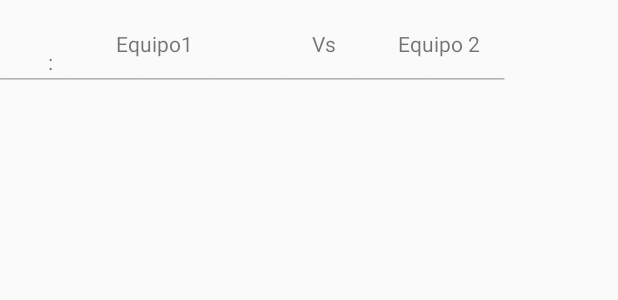
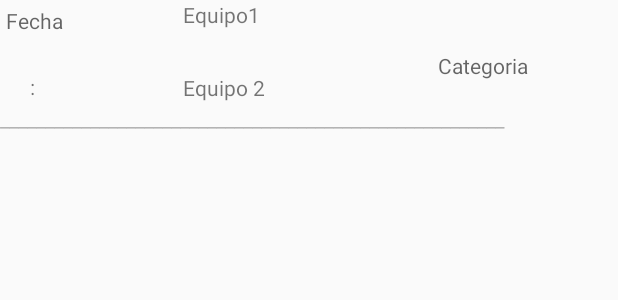
Before and after one commit to klebergue22/PulpoV1, an Android app: the layout partido_item_rv.xml on its own in the app's theme, with its tools: preview values and no code run, on a phone screen of 412 x 824 dp. Shown: the top 300 px of the screen. Run offline under Robolectric (Android 15) with nearby library versions, the phone set to English and light mode, and no system bars.

Commit message:
Se modifica las posiciones y se cambia los id de los componentes graficos del partido para que sea mas claro se elimina el metodo que se encontraba demas en el Singleton se cambia la fecha a formato dia mes año para guardar en la nueva estructura de la base se agrega la fecha y la categoria  al objeto partido

```diff
--- a/app/src/main/java/com/cmc/pulpov1/activities/TabsActivity.java
+++ b/app/src/main/java/com/cmc/pulpov1/activities/TabsActivity.java
@@ -112,7 +112,7 @@ public class TabsActivity extends AppCompatActivity {
 
 
     private void navNuevoEquipo() {
-        Intent intent = new Intent(this, CrearEquipoActivity.class);
+        Intent intent = new Intent(this, CalendarioActivity.class);
         startActivity(intent);
     }
 
--- a/app/src/main/java/com/cmc/pulpov1/fragments/PartidoFragment.java
+++ b/app/src/main/java/com/cmc/pulpov1/fragments/PartidoFragment.java
@@ -39,7 +39,7 @@ public class PartidoFragment extends Fragment {
     public void onViewCreated(View view, Bundle savedInstanceState) {
         super.onViewCreated(view, savedInstanceState);
         Date fecha=new Date();
-        p1=(new Partido("E1","E2","0","0","14","05","eq1_eq2"));
+       // p1=(new Partido("E1","E2","0","0","14","05","eq1_eq2"));
       //  partidos=new ArrayList<Partido>();
      //   partidos.add(p1);
       // PartidoRecyclerViewAdapter adapter =new PartidoRecyclerViewAdapter(PulpoSingleton.getInstance().getPartidos());
--- a/app/src/main/res/layout/activity_calendario.xml
+++ b/app/src/main/res/layout/activity_calendario.xml
@@ -159,7 +159,7 @@
         app:layout_constraintHorizontal_bias="0.5"
         app:layout_constraintStart_toStartOf="parent" />
 
-    <TextView
+    <EditText
         android:id="@+id/tvnumFecha"
         android:layout_width="wrap_content"
         android:layout_height="wrap_content"
--- a/app/src/main/res/layout/partido_item_rv.xml
+++ b/app/src/main/res/layout/partido_item_rv.xml
@@ -9,7 +9,7 @@
         android:id="@+id/tvValorHora"
         android:layout_width="16dp"
         android:layout_height="16dp"
-        android:layout_marginStart="16dp"
+        android:layout_marginStart="4dp"
         android:layout_marginTop="8dp"
         android:layout_marginBottom="8dp"
         android:width="0dp"
@@ -17,14 +17,15 @@
         android:textSize="14sp"
         app:layout_constraintBottom_toTopOf="@+id/guideline10"
         app:layout_constraintStart_toStartOf="parent"
-        app:layout_constraintTop_toTopOf="@+id/guideline9" />
+        app:layout_constraintTop_toTopOf="@+id/guideline9"
+        app:layout_constraintVertical_bias="0.615" />
 
     <android.support.constraint.Guideline
         android:id="@+id/guideline10"
         android:layout_width="wrap_content"
         android:layout_height="wrap_content"
         android:orientation="horizontal"
-        app:layout_constraintGuide_begin="64dp" />
+        app:layout_constraintGuide_begin="97dp" />
 
     <TextView
         android:id="@+id/textView6"
@@ -36,7 +37,8 @@
         android:textAlignment="gravity"
         app:layout_constraintBottom_toTopOf="@+id/guideline10"
         app:layout_constraintStart_toEndOf="@+id/tvValorHora"
-        app:layout_constraintTop_toTopOf="@+id/guideline9" />
+        app:layout_constraintTop_toTopOf="@+id/guideline9"
+        app:layout_constraintVertical_bias="0.615" />
 
     <TextView
         android:id="@+id/tvValorMinuto"
@@ -48,42 +50,27 @@
         android:textSize="14sp"
         app:layout_constraintBottom_toTopOf="@+id/guideline10"
         app:layout_constraintStart_toEndOf="@+id/textView6"
-        app:layout_constraintTop_toTopOf="@+id/guideline9" />
+        app:layout_constraintTop_toTopOf="@+id/guideline9"
+        app:layout_constraintVertical_bias="0.615" />
 
     <TextView
         android:id="@+id/txEquipo1"
-        android:layout_width="82dp"
-        android:layout_height="39dp"
-        android:layout_marginStart="24dp"
-        android:layout_marginTop="8dp"
-        android:layout_marginBottom="8dp"
+        android:layout_width="81dp"
+        android:layout_height="37dp"
+        android:layout_marginStart="8dp"
         android:inputType="textMultiLine"
         android:text="Equipo1"
         android:textAlignment="gravity"
-        app:layout_constraintBottom_toTopOf="@+id/guideline10"
-        app:layout_constraintStart_toEndOf="@+id/tvValorMinuto"
-        app:layout_constraintTop_toTopOf="@+id/guideline9" />
-
-    <TextView
-        android:id="@+id/etPtosE1"
-        android:layout_width="82dp"
-        android:layout_height="39dp"
-        android:layout_marginStart="16dp"
-        android:layout_marginTop="8dp"
-        android:layout_marginBottom="8dp"
-        android:text="@string/app_par_vs"
-        android:textAlignment="center"
-        app:layout_constraintBottom_toTopOf="@+id/guideline10"
-        app:layout_constraintStart_toEndOf="@+id/txEquipo1"
+        app:layout_constraintStart_toStartOf="@+id/guideline11"
         app:layout_constraintTop_toTopOf="@+id/guideline9" />
 
     <TextView
         android:id="@+id/txEquipo2"
-        android:layout_width="82dp"
-        android:layout_height="39dp"
+        android:layout_width="81dp"
+        android:layout_height="37dp"
         android:layout_marginStart="8dp"
         android:layout_marginTop="8dp"
-        android:layout_marginEnd="85dp"
+        android:layout_marginEnd="272dp"
         android:layout_marginBottom="8dp"
         android:inputType="textMultiLine"
         android:text="Equipo 2"
@@ -91,8 +78,8 @@
         app:layout_constraintBottom_toTopOf="@+id/guideline10"
         app:layout_constraintEnd_toEndOf="parent"
         app:layout_constraintHorizontal_bias="0.0"
-        app:layout_constraintStart_toEndOf="@+id/etPtosE1"
-        app:layout_constraintTop_toTopOf="@+id/guideline9" />
+        app:layout_constraintStart_toStartOf="@+id/guideline11"
+        app:layout_constraintTop_toBottomOf="@+id/txEquipo1" />
 
 
     <TextView
@@ -104,6 +91,7 @@
         android:textColor="@color/iconos"
         app:layout_constraintBottom_toTopOf="@+id/guideline10"
         app:layout_constraintEnd_toEndOf="parent"
+        app:layout_constraintHorizontal_bias="0.0"
         app:layout_constraintStart_toStartOf="parent" />
 
     <android.support.constraint.Guideline
@@ -111,6 +99,42 @@
         android:layout_width="wrap_content"
         android:layout_height="wrap_content"
         android:orientation="horizontal"
-        app:layout_constraintGuide_begin="14dp" />
+        app:layout_constraintGuide_begin="0dp" />
+
+    <TextView
+        android:id="@+id/tvFecha"
+        android:layout_width="107dp"
+        android:layout_height="32dp"
+        android:layout_marginStart="4dp"
+        android:layout_marginTop="4dp"
+        android:layout_marginEnd="8dp"
+        android:layout_marginBottom="8dp"
+        android:hint="Fecha"
+        app:layout_constraintBottom_toTopOf="@+id/guideline10"
+        app:layout_constraintEnd_toStartOf="@+id/guideline11"
+        app:layout_constraintHorizontal_bias="0.0"
+        app:layout_constraintStart_toStartOf="parent"
+        app:layout_constraintTop_toTopOf="@+id/guideline9"
+        app:layout_constraintVertical_bias="0.0" />
+
+    <TextView
+        android:id="@+id/tvCategoria"
+        android:layout_width="wrap_content"
+        android:layout_height="wrap_content"
+        android:layout_marginTop="8dp"
+        android:layout_marginEnd="60dp"
+        android:layout_marginBottom="8dp"
+        android:hint="Categoria"
+        app:layout_constraintBottom_toTopOf="@+id/guideline10"
+        app:layout_constraintEnd_toEndOf="parent"
+        app:layout_constraintTop_toTopOf="@+id/guideline9"
+        app:layout_constraintVertical_bias="0.419" />
+
+    <android.support.constraint.Guideline
+        android:id="@+id/guideline11"
+        android:layout_width="wrap_content"
+        android:layout_height="wrap_content"
+        android:orientation="vertical"
+        app:layout_constraintGuide_begin="114dp" />
 
 </android.support.constraint.ConstraintLayout>
```
Also changed, not shown: app/src/main/java/com/cmc/pulpov1/PulpoSingleton.java (+21 -4 lines), app/src/main/java/com/cmc/pulpov1/activities/CalendarioActivity.java (+43 -7 lines), app/src/main/java/com/cmc/pulpov1/adapters/PartidoAdapter.java (+34 -6 lines), app/src/main/java/com/cmc/pulpov1/entities/Partido.java (+22 -14 lines), app/src/main/java/com/cmc/pulpov1/holder/PartidoHolder.java (+22 -0 lines).
